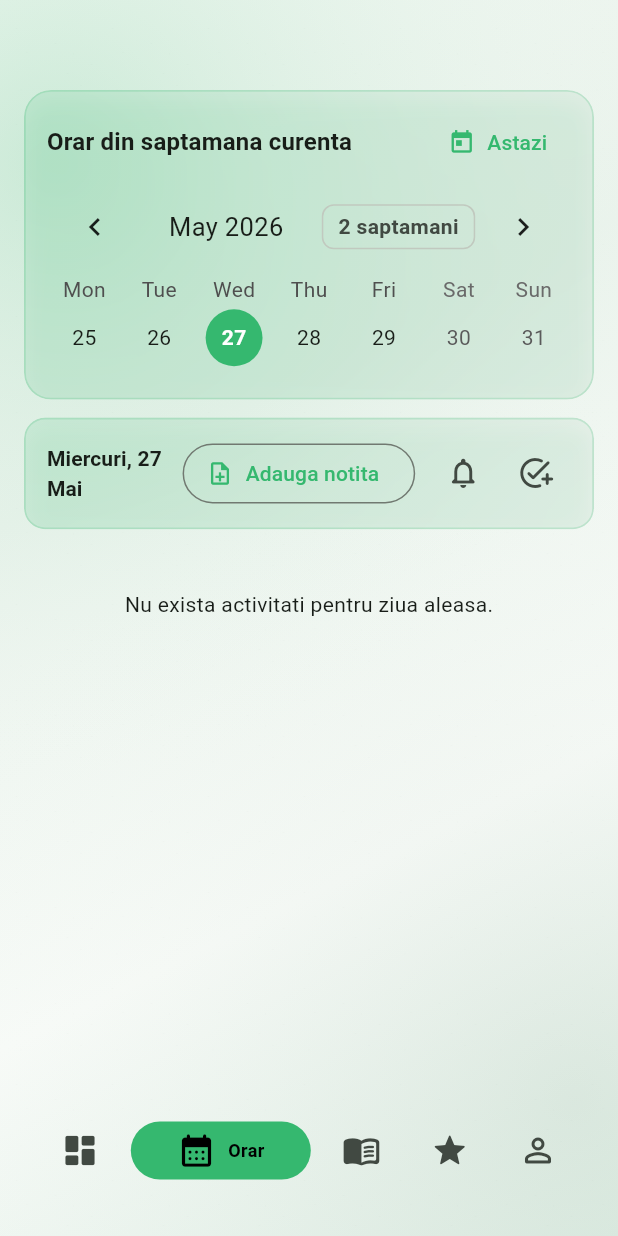
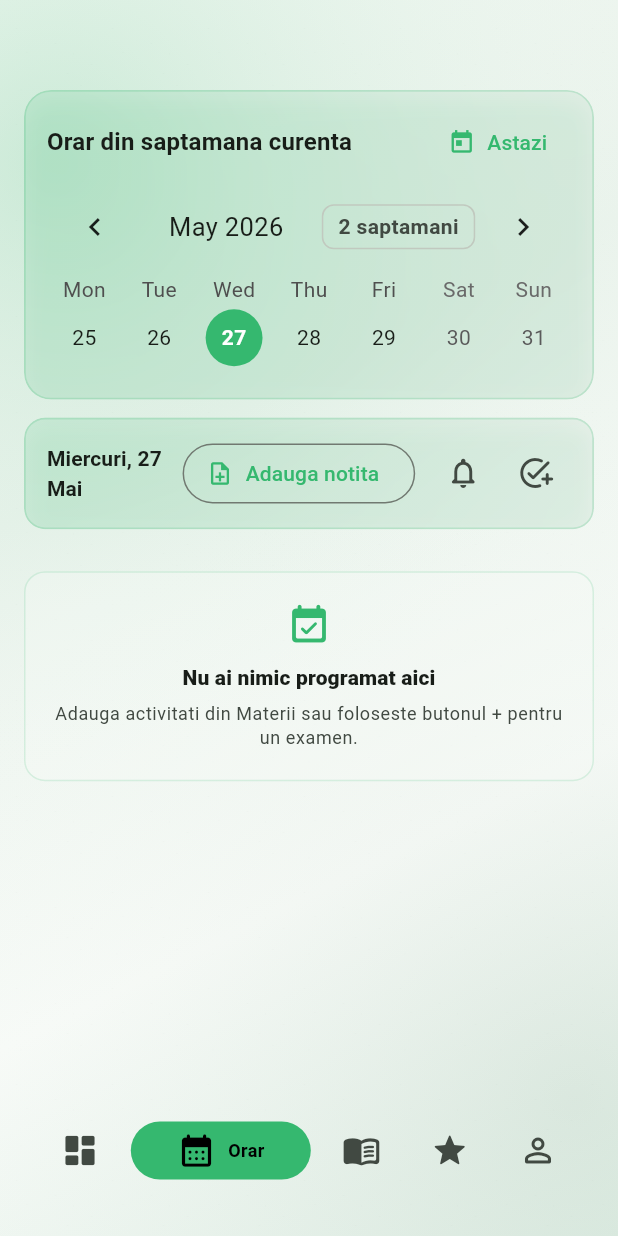
Before and after one commit to GulerAlex/Licenta-AC-IS-Guler-Alex-Natanael, a Flutter app: the UniHubHomePage screen opened directly with empty values, item 2 of the bottom bar chosen, on a phone screen of 412 x 824 dp. Run offline on Flutter 3.47's test engine with Material 3 defaults, Android fonts, the phone set to English and light mode, and no system bars; drawn by our look-alikes of persistent_bottom_nav_bar, table_calendar; our stand-ins replace flutter_local_notifications, flutter_timezone, shared_preferences, supabase_flutter, timezone; accounts and stored records are empty.

Commit message:
Polish academic empty states

```diff
--- a/lib/screens/ui/schedule_screen_view.dart
+++ b/lib/screens/ui/schedule_screen_view.dart
@@ -308,11 +308,9 @@ class ScheduleScreenView extends StatelessWidget {
                 ],
                 const SizedBox(height: 12),
                 if (dailyClasses.isEmpty && dailyEvents.isEmpty)
-                  const Padding(
-                    padding: EdgeInsets.only(top: 28),
-                    child: Center(
-                      child: Text('Nu exista activitati pentru ziua aleasa.'),
-                    ),
+                  _ScheduleEmptyState(
+                    colors: colors,
+                    hasNote: (selectedDayNote ?? '').trim().isNotEmpty,
                   )
                 else
                   ...dailyClasses.map(
@@ -501,6 +499,49 @@ class _AcademicEventCard extends StatelessWidget {
             ),
           ),
         ),
+      ),
+    );
+  }
+}
+
+class _ScheduleEmptyState extends StatelessWidget {
+  const _ScheduleEmptyState({required this.colors, required this.hasNote});
+
+  final ColorScheme colors;
+  final bool hasNote;
+
+  @override
+  Widget build(BuildContext context) {
+    return Container(
+      margin: const EdgeInsets.only(top: 16),
+      padding: const EdgeInsets.fromLTRB(18, 20, 18, 20),
+      decoration: BoxDecoration(
+        color: colors.surface.withValues(alpha: 0.30),
+        borderRadius: BorderRadius.circular(14),
+        border: Border.all(color: colors.primary.withValues(alpha: 0.16)),
+      ),
+      child: Column(
+        children: <Widget>[
+          Icon(Icons.event_available_rounded, color: colors.primary, size: 30),
+          const SizedBox(height: 10),
+          Text(
+            hasNote ? 'Zi fara activitati' : 'Nu ai nimic programat aici',
+            style: Theme.of(
+              context,
+            ).textTheme.titleSmall?.copyWith(fontWeight: FontWeight.w800),
+            textAlign: TextAlign.center,
+          ),
+          const SizedBox(height: 6),
+          Text(
+            hasNote
+                ? 'Ai doar notita zilei. Poti adauga un examen sau o activitate din Materii.'
+                : 'Adauga activitati din Materii sau foloseste butonul + pentru un examen.',
+            style: Theme.of(
+              context,
+            ).textTheme.bodySmall?.copyWith(color: colors.onSurfaceVariant),
+            textAlign: TextAlign.center,
+          ),
+        ],
       ),
     );
   }
```
Also changed, not shown: lib/screens/ui/grades_screen_view.dart (+59 -10 lines), lib/screens/ui/subjects_screen_view.dart (+53 -8 lines).
